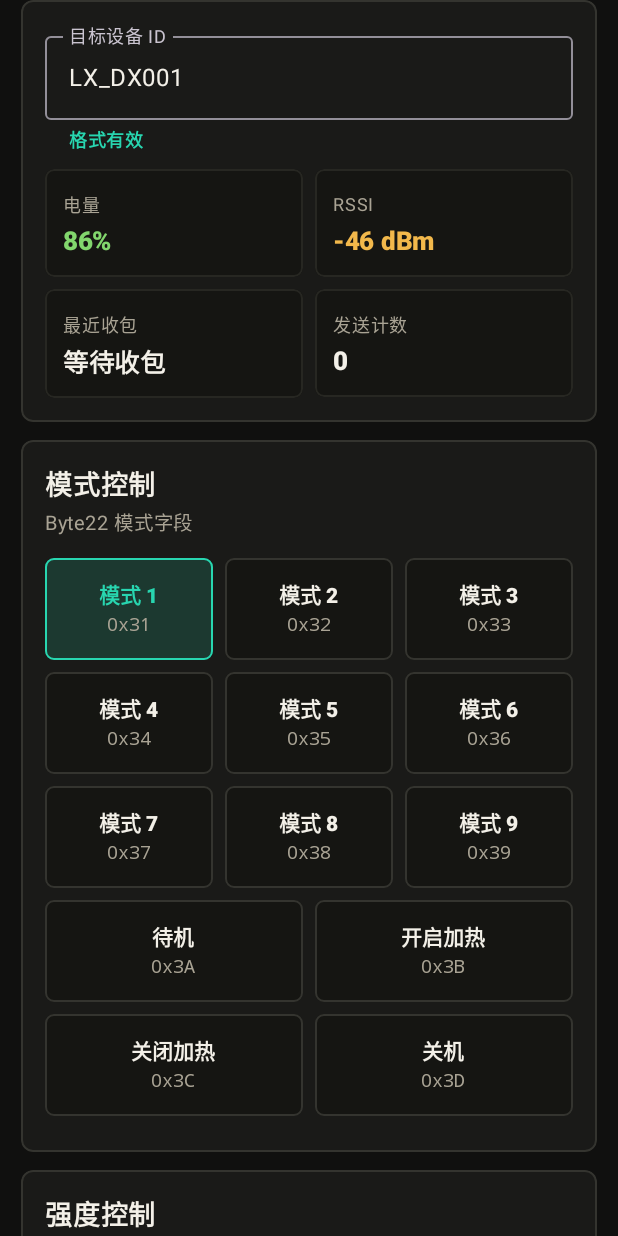
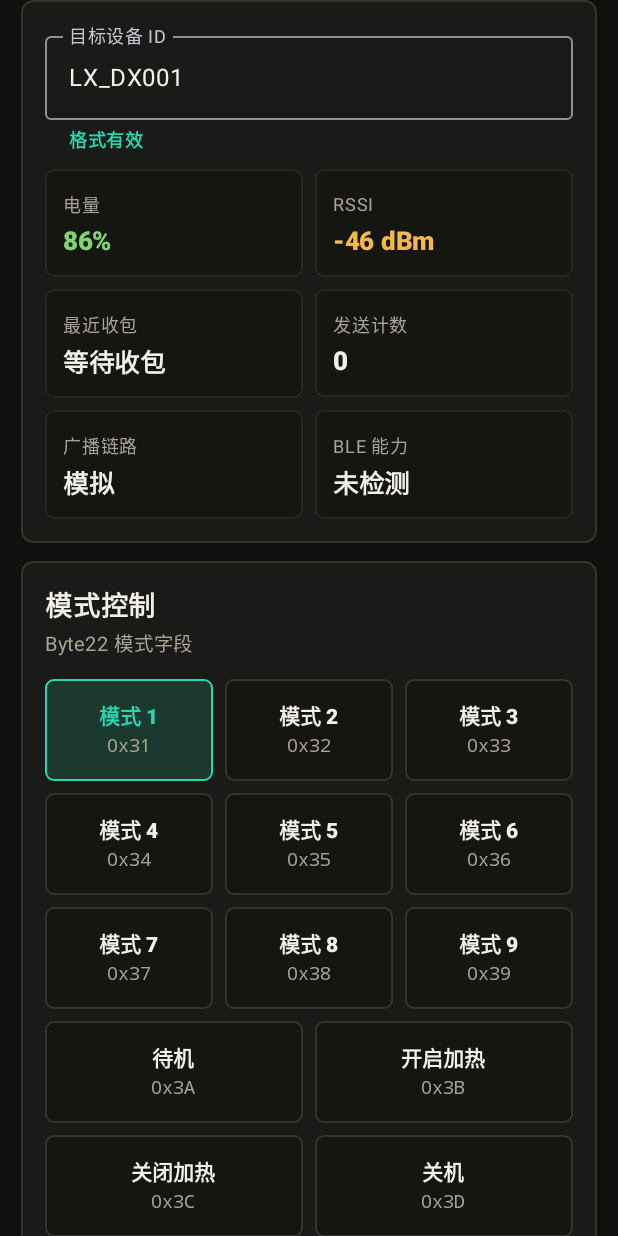
Before and after one commit to catfjw-fengjw/FR-2.4G-BLE, an Android app built with Jetpack Compose: the composable ConsoleScreen shown on its own in the app's theme, after a tap on "模式 1", on a phone screen of 412 x 824 dp. Run offline under Robolectric (Android 15) with nearby library versions, the light colour scheme and no system bars.

Commit message:
Add real BLE debug advertising mode

```diff
--- a/android-app/app/src/main/java/com/example/rfcontrol/MainActivity.kt
+++ b/android-app/app/src/main/java/com/example/rfcontrol/MainActivity.kt
@@ -1,7 +1,10 @@
 package com.example.rfcontrol
 
+import android.Manifest
+import android.os.Build
 import android.os.Bundle
 import androidx.activity.ComponentActivity
+import androidx.activity.result.contract.ActivityResultContracts
 import androidx.activity.compose.setContent
 import androidx.activity.viewModels
 import androidx.compose.foundation.BorderStroke
@@ -53,6 +56,7 @@ import com.example.rfcontrol.data.protocol.EventLog
 import com.example.rfcontrol.data.protocol.LogType
 import com.example.rfcontrol.data.protocol.RfDevice
 import com.example.rfcontrol.data.protocol.RfPacketBuilder
+import com.example.rfcontrol.data.transport.BleDebugRfTransport
 import com.example.rfcontrol.ui.AppTab
 import com.example.rfcontrol.ui.ControlUiState
 import com.example.rfcontrol.ui.ControlViewModel
@@ -74,9 +78,17 @@ import com.example.rfcontrol.ui.theme.RfText
 
 class MainActivity : ComponentActivity() {
     private val controlViewModel by viewModels<ControlViewModel>()
+    private val blePermissionLauncher = registerForActivityResult(
+        ActivityResultContracts.RequestMultiplePermissions()
+    ) {
+        controlViewModel.noteBlePermissionResult(it.values.all { granted -> granted })
+    }
 
     override fun onCreate(savedInstanceState: Bundle?) {
         super.onCreate(savedInstanceState)
+        val bleTransport = BleDebugRfTransport(this)
+        controlViewModel.configureRealBleTransport(bleTransport, bleTransport.capabilitySummary())
+        requestBlePermissionsIfNeeded()
         setContent {
             RfControlTheme {
                 val state by controlViewModel.uiState.collectAsState()
@@ -84,6 +96,17 @@ class MainActivity : ComponentActivity() {
                 RfControlApp(state, devices, controlViewModel)
             }
         }
+    }
+
+    private fun requestBlePermissionsIfNeeded() {
+        if (Build.VERSION.SDK_INT < Build.VERSION_CODES.S) return
+        blePermissionLauncher.launch(
+            arrayOf(
+                Manifest.permission.BLUETOOTH_SCAN,
+                Manifest.permission.BLUETOOTH_ADVERTISE,
+                Manifest.permission.BLUETOOTH_CONNECT
+            )
+        )
     }
 }
 
@@ -202,7 +225,9 @@ private fun DeviceStatusPanel(state: ControlUiState, viewModel: ControlViewModel
                 "电量" to "${state.battery}%",
                 "RSSI" to "${state.rssi} dBm",
                 "最近收包" to state.lastRxAt,
-                "发送计数" to state.txCount.toString()
+                "发送计数" to state.txCount.toString(),
+                "广播链路" to if (state.useRealBle) "真机 BLE" else "模拟",
+                "BLE 能力" to state.bleCapability
             )
         )
     }
@@ -336,18 +361,52 @@ private fun ClipSelector(value: Int, viewModel: ControlViewModel) {
 
 @Composable
 private fun SendPanel(state: ControlUiState, viewModel: ControlViewModel) {
-    Panel(title = "广播发送", subtitle = "模拟 10ms 重复发送") {
+    Panel(title = "广播发送", subtitle = if (state.useRealBle) "真机 BLE 调试广播" else "模拟 10ms 重复发送") {
+        Row(horizontalArrangement = Arrangement.spacedBy(10.dp)) {
+            OutlinedButton(
+                onClick = { viewModel.setUseRealBle(false) },
+                border = BorderStroke(1.dp, if (!state.useRealBle) RfTeal else RfLine),
+                colors = ButtonDefaults.outlinedButtonColors(
+                    containerColor = if (!state.useRealBle) RfTeal.copy(alpha = 0.16f) else Color.Transparent,
+                    contentColor = if (!state.useRealBle) RfTeal else RfMuted
+                )
+            ) {
+                Text("模拟链路", fontWeight = FontWeight.Black)
+            }
+            OutlinedButton(
+                onClick = { viewModel.setUseRealBle(true) },
+                border = BorderStroke(1.dp, if (state.useRealBle) RfAmber else RfLine),
+                colors = ButtonDefaults.outlinedButtonColors(
+                    containerColor = if (state.useRealBle) RfAmber.copy(alpha = 0.16f) else Color.Transparent,
+                    contentColor = if (state.useRealBle) RfAmber else RfMuted
+                )
+            ) {
+                Text("真机 BLE 调试", fontWeight = FontWeight.Black)
+            }
+        }
+        Spacer(Modifier.height(10.dp))
         Row(horizontalArrangement = Arrangement.spacedBy(10.dp)) {
             Button(
                 onClick = { if (state.isAdvertising) viewModel.stopAdvertising() else viewModel.startAdvertising() },
-                colors = ButtonDefaults.buttonColors(containerColor = RfTeal, contentColor = Color(0xFF07110E))
+                colors = ButtonDefaults.buttonColors(
+                    containerColor = if (state.useRealBle) RfAmber else RfTeal,
+                    contentColor = Color(0xFF07110E)
+                )
             ) {
                 Text(if (state.isAdvertising) "停止广播" else "开始广播", fontWeight = FontWeight.Black)
             }
             CopyPacketButton(state, viewModel)
         }
         Spacer(Modifier.height(10.dp))
-        Text("真机广播使用 Byte9~Byte39 的 31 字节 AdvData；头/MAC/CRC 由链路层处理。", color = RfAmber, fontSize = 13.sp)
+        Text(
+            if (state.useRealBle) {
+                "当前真机调试使用 Manufacturer Data 承载 RF 01 + Byte14~Byte29；原始 31 字节 AdvData 需接收端映射确认。"
+            } else {
+                "真机广播使用 Byte9~Byte39 的 31 字节 AdvData；头/MAC/CRC 由链路层处理。"
+            },
+            color = RfAmber,
+            fontSize = 13.sp
+        )
     }
 }
 
--- a/android-app/app/src/main/java/com/example/rfcontrol/data/transport/MockRfTransport.kt
+++ b/android-app/app/src/main/java/com/example/rfcontrol/data/transport/MockRfTransport.kt
@@ -30,6 +30,8 @@ class MockRfTransport(
 
     private val _deviceStatuses = MutableSharedFlow<DeviceStatus>(extraBufferCapacity = 8)
     override val deviceStatuses: Flow<DeviceStatus> = _deviceStatuses.asSharedFlow()
+    private val _transportEvents = MutableSharedFlow<TransportEvent>(extraBufferCapacity = 16)
+    override val transportEvents: Flow<TransportEvent> = _transportEvents.asSharedFlow()
 
     private var advertisingJob: Job? = null
     private var scanningJob: Job? = null
@@ -38,6 +40,7 @@ class MockRfTransport(
 
     override suspend fun startAdvertising(packetProvider: () -> ByteArray) {
         advertisingJob?.cancel()
+        _transportEvents.tryEmit(TransportEvent(TransportEventType.Ok, "模拟广播已启动，10ms 周期刷新发送包。"))
         advertisingJob = scope.launch {
             while (isActive) {
                 packetProvider()
@@ -49,6 +52,7 @@ class MockRfTransport(
     override suspend fun stopAdvertising() {
         advertisingJob?.cancel()
         advertisingJob = null
+        _transportEvents.tryEmit(TransportEvent(TransportEventType.Info, "模拟广播已停止。"))
     }
 
     override suspend fun startScanning() {
```
Also changed, not shown: android-app/app/src/main/java/com/example/rfcontrol/data/transport/BleDebugRfTransport.kt (added, +170 -0 lines), android-app/app/src/main/java/com/example/rfcontrol/data/transport/BleLegacyRfTransport.kt (deleted, +0 -49 lines), android-app/app/src/main/java/com/example/rfcontrol/data/transport/RfTransport.kt (+15 -0 lines), android-app/app/src/main/java/com/example/rfcontrol/ui/ControlViewModel.kt (+121 -17 lines).
